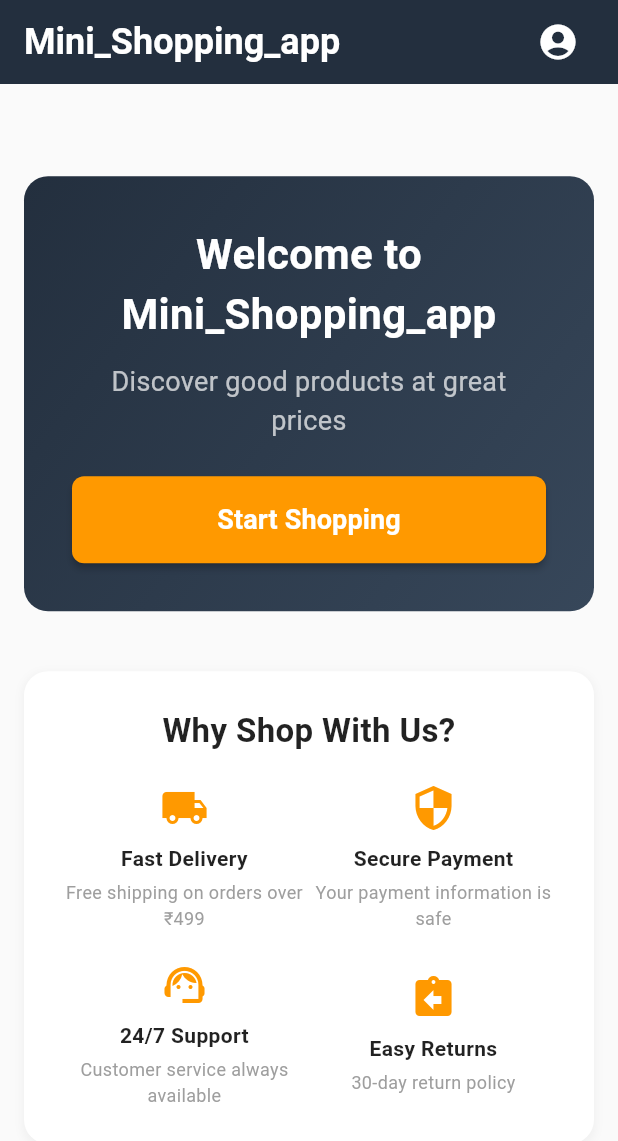
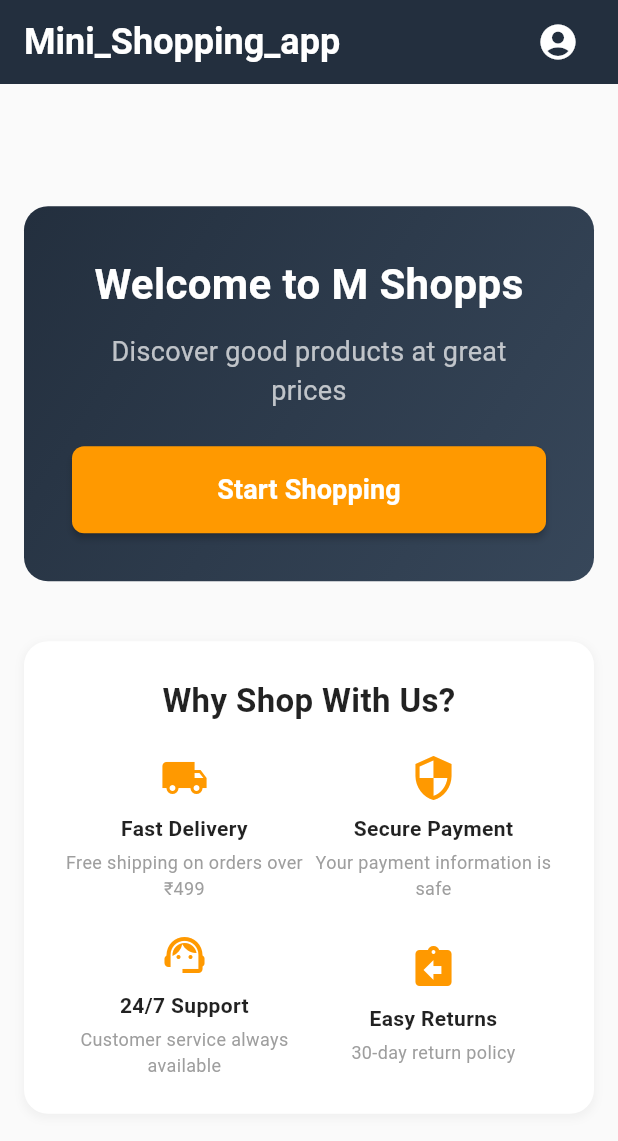
Before and after one commit to RohanP-57/M_Shopps, a Flutter app: the screen it shows once a user with an empty profile is signed in, on a phone screen of 412 x 824 dp. Shown: the top 1141 px of the screen. Run offline on Flutter 3.47's test engine with Material 3 defaults, Android fonts, the phone set to English and light mode, and no system bars; our stand-ins replace cloud_firestore, csv, firebase_auth, firebase_core, flutter_dotenv, fluttertoast and 1 more; missing offline and left inert: razorpay_flutter; accounts and stored records are empty.

Commit message:
Update home_screen.dart

```diff
--- a/lib/screens/home_screen.dart
+++ b/lib/screens/home_screen.dart
@@ -79,7 +79,7 @@ class HomeScreen extends StatelessWidget {
                     crossAxisAlignment: CrossAxisAlignment.center,
                     children: [
                       const Text(
-                        'Welcome to Mini_Shopping_app',
+                        'Welcome to M Shopps',
                         style: TextStyle(
                           color: Colors.white,
                           fontSize: 28,
```
